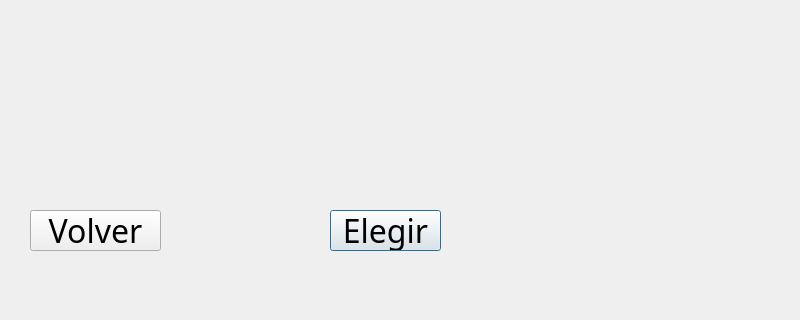
This is src/Client/Lobby/characterselection.ui in franciscoduc4/TP_Jazz_Jackrabbit_2 as Qt 5 draws it before an edit; both pictures show x 0 to 800 and y 280 to 600 of the 800 by 600 pixel window. The edited form follows.
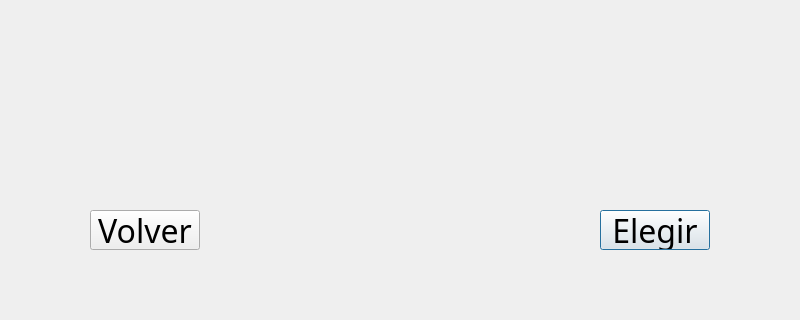
This is the edited form.

```diff
--- a/src/Client/Lobby/characterselection.ui
+++ b/src/Client/Lobby/characterselection.ui
@@ -54,10 +54,10 @@
    <widget class="QPushButton" name="btnChoose">
     <property name="geometry">
      <rect>
-      <x>330</x>
+      <x>600</x>
       <y>490</y>
-      <width>111</width>
-      <height>41</height>
+      <width>110</width>
+      <height>40</height>
      </rect>
     </property>
     <property name="font">
@@ -73,10 +73,10 @@
    <widget class="QPushButton" name="btnBack">
     <property name="geometry">
      <rect>
-      <x>30</x>
+      <x>90</x>
       <y>490</y>
-      <width>131</width>
-      <height>41</height>
+      <width>110</width>
+      <height>40</height>
      </rect>
     </property>
     <property name="font">
```
